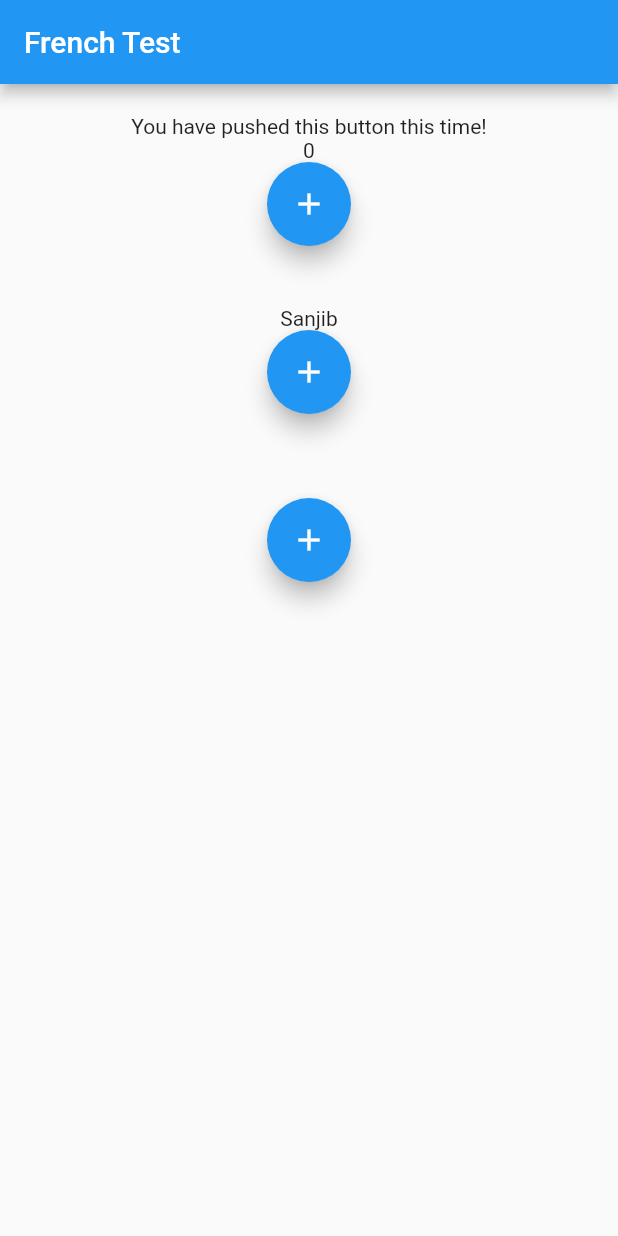
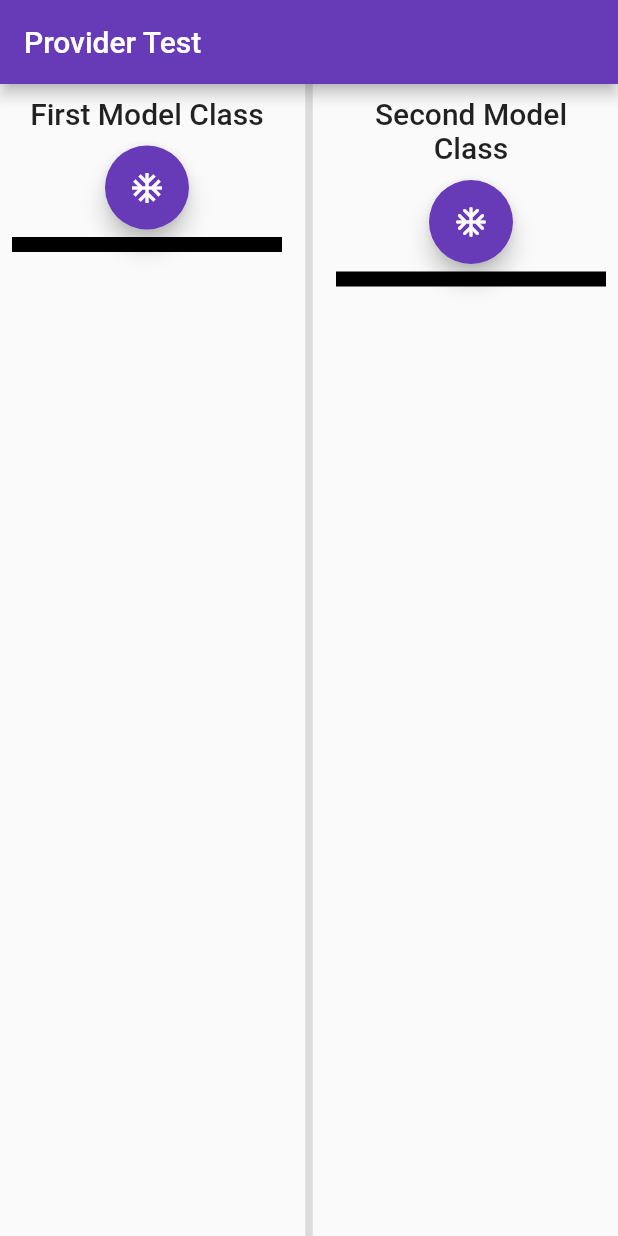
Before and after one commit to sanjibsinha/french_test, a Flutter app: the screen it shows after launch, on a phone screen of 412 x 824 dp. Run offline on Flutter 3.47's test engine with Material 2 defaults, Android fonts, the phone set to English and light mode, and no system bars.

Commit message:
second commit

```diff
--- a/lib/main.dart
+++ b/lib/main.dart
@@ -1,9 +1,13 @@
 import 'package:flutter/material.dart';
+import 'provider-test/view/provider_test_app.dart';
 import 'package:provider/provider.dart';
+
 import 'model/number_model.dart';
 import 'model/name_change_model.dart';
 import 'model/name_clear_model.dart';
 import 'view/french_test.dart';
+import 'provider-test/model/first_model_class.dart';
+import 'provider-test/model/second_model_class.dart';
 
 void main() {
   runApp(
@@ -13,8 +17,14 @@ void main() {
         ChangeNotifierProvider(create: (_) => NumberModel()),
         ChangeNotifierProvider(create: (_) => NameChangeModel()),
         ChangeNotifierProvider(create: (_) => NameClearModel()),
+        ChangeNotifierProvider(
+            create: (_) => FirstModelClass(value: 'First Model Class')),
+        ChangeNotifierProvider(
+            create: (_) => SecondModelClass(
+                firstModelClass: FirstModelClass(value: 'Second Model Class'))),
       ],
-      child: FrenchTestApp(),
+      // child: FrenchTestApp(),
+      child: ProviderTestApp(),
     ),
   );
 }
--- /dev/null
+++ b/lib/provider-test/model/first_model_class.dart
@@ -0,0 +1,10 @@
+import 'package:flutter/widgets.dart';
+
+class FirstModelClass extends ChangeNotifier {
+  String value = 'First Model Class';
+  FirstModelClass({this.value});
+  void changeValue() {
+    value = 'First Model Class value changed!';
+    notifyListeners();
+  }
+}
--- /dev/null
+++ b/lib/provider-test/model/second_model_class.dart
@@ -0,0 +1,11 @@
+import 'package:flutter/widgets.dart';
+import 'package:french_test/provider-test/model/first_model_class.dart';
+
+class SecondModelClass extends ChangeNotifier {
+  FirstModelClass firstModelClass;
+  SecondModelClass({this.firstModelClass});
+  void changeValue() {
+    firstModelClass.value = 'Second Model Class value changed!';
+    notifyListeners();
+  }
+}
--- /dev/null
+++ b/lib/provider-test/view/different_model_pages.dart
@@ -0,0 +1,36 @@
+import 'package:flutter/material.dart';
+
+import 'first_page.dart';
+import 'second_page.dart';
+
+class DifferentModelPages extends StatelessWidget {
+  const DifferentModelPages({Key key}) : super(key: key);
+
+  @override
+  Widget build(BuildContext context) {
+    return Row(
+      children: [
+        Expanded(
+          child: Padding(
+            padding: const EdgeInsets.all(8.0),
+            child: Container(
+              child: FirstPage(),
+            ),
+          ),
+        ),
+        VerticalDivider(
+          width: 20.0,
+          thickness: 5.0,
+        ),
+        Expanded(
+          child: Padding(
+            padding: const EdgeInsets.all(8.0),
+            child: Container(
+              child: SecondPage(),
+            ),
+          ),
+        ),
+      ],
+    );
+  }
+}
--- /dev/null
+++ b/lib/provider-test/view/first_page.dart
@@ -0,0 +1,35 @@
+import 'package:flutter/material.dart';
+import 'package:provider/provider.dart';
+import '../model/first_model_class.dart';
+
+class FirstPage extends StatelessWidget {
+  const FirstPage({Key key}) : super(key: key);
+
+  @override
+  Widget build(BuildContext context) {
+    return Column(
+      children: [
+        Text(
+          '${context.watch<FirstModelClass>().value}',
+          style: Theme.of(context).textTheme.headline6,
+          textAlign: TextAlign.center,
+        ),
+        SizedBox(
+          height: 10,
+        ),
+        FloatingActionButton(
+          onPressed: () => context.read<FirstModelClass>().changeValue(),
+          tooltip: 'Change Name',
+          child: Icon(
+            Icons.ac_unit,
+          ),
+        ),
+        Divider(
+          height: 20.0,
+          thickness: 10.0,
+          color: Colors.black,
+        ),
+      ],
+    );
+  }
+}
--- /dev/null
+++ b/lib/provider-test/view/provider_test_app.dart
@@ -0,0 +1,17 @@
+import 'package:flutter/material.dart';
+import 'provider_test_home.dart';
+
+class ProviderTestApp extends StatelessWidget {
+  const ProviderTestApp({Key key}) : super(key: key);
+
+  @override
+  Widget build(BuildContext context) {
+    return MaterialApp(
+      title: 'Provider Test App',
+      theme: ThemeData(
+        primarySwatch: Colors.deepPurple,
+      ),
+      home: ProviderTestHome(),
+    );
+  }
+}
--- /dev/null
+++ b/lib/provider-test/view/provider_test_home.dart
@@ -0,0 +1,16 @@
+import 'package:flutter/material.dart';
+import 'different_model_pages.dart';
+
+class ProviderTestHome extends StatelessWidget {
+  const ProviderTestHome({Key key}) : super(key: key);
+
+  @override
+  Widget build(BuildContext context) {
+    return Scaffold(
+      appBar: AppBar(
+        title: Text('Provider Test'),
+      ),
+      body: DifferentModelPages(),
+    );
+  }
+}
--- /dev/null
+++ b/lib/provider-test/view/second_page.dart
@@ -0,0 +1,33 @@
+import 'package:flutter/material.dart';
+import 'package:provider/provider.dart';
+import '../model/second_model_class.dart';
+
+class SecondPage extends StatelessWidget {
+  const SecondPage({Key key}) : super(key: key);
+
+  @override
+  Widget build(BuildContext context) {
+    return Column(
+      children: [
+        Text(
+          '${context.watch<SecondModelClass>().firstModelClass.value}',
+          style: Theme.of(context).textTheme.headline6,
+          textAlign: TextAlign.center,
+        ),
+        SizedBox(
+          height: 10,
+        ),
+        FloatingActionButton(
+          onPressed: () => context.read<SecondModelClass>().changeValue(),
+          tooltip: 'Change Value',
+          child: Icon(Icons.ac_unit_rounded),
+        ),
+        Divider(
+          height: 20.0,
+          thickness: 10.0,
+          color: Colors.black,
+        ),
+      ],
+    );
+  }
+}
```
